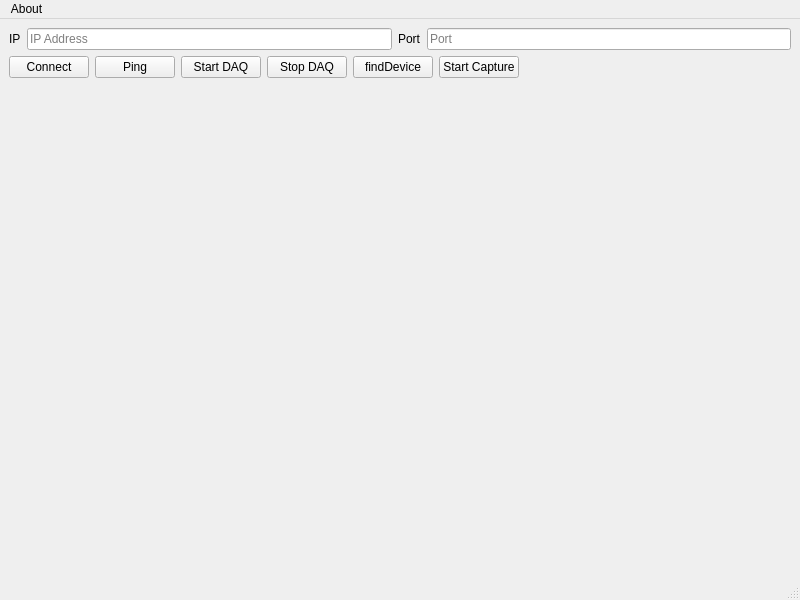
Old version of the form utils/DAQTools/layout.ui in the repository gbox3d/fireBolt.
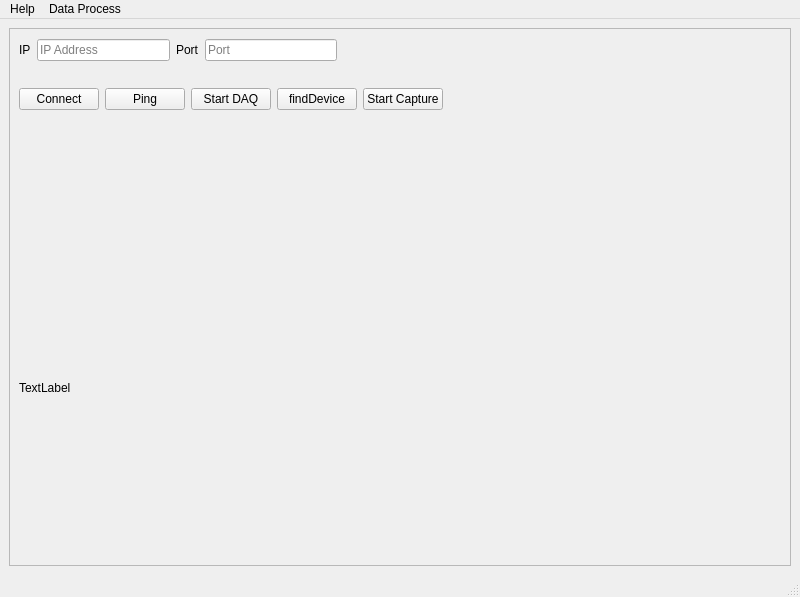
New version of the form.

Patch:
```diff
--- a/utils/DAQTools/layout.ui
+++ b/utils/DAQTools/layout.ui
@@ -7,7 +7,7 @@
     <x>0</x>
     <y>0</y>
     <width>800</width>
-    <height>600</height>
+    <height>597</height>
    </rect>
   </property>
   <property name="windowTitle">
@@ -16,7 +16,23 @@
   <widget class="QWidget" name="centralwidget">
    <layout class="QVBoxLayout" name="verticalLayout">
     <item>
-     <layout class="QHBoxLayout" name="horizontalLayout">
+     <widget class="QFrame" name="frame">
+      <property name="frameShape">
+       <enum>QFrame::StyledPanel</enum>
+      </property>
+      <property name="frameShadow">
+       <enum>QFrame::Raised</enum>
+      </property>
+      <widget class="QWidget" name="layoutWidget_2">
+       <property name="geometry">
+        <rect>
+         <x>10</x>
+         <y>10</y>
+         <width>318</width>
+         <height>24</height>
+        </rect>
+       </property>
+       <layout class="QHBoxLayout" name="AddressInputBar">
       <item>
        <widget class="QLabel" name="label">
         <property name="text">
@@ -46,9 +62,27 @@
        </widget>
       </item>
      </layout>
-    </item>
-    <item>
-     <layout class="QHBoxLayout" name="horizontalLayout_2">
+      </widget>
+      <widget class="QWidget" name="graphContainer" native="true">
+       <property name="geometry">
+        <rect>
+         <x>10</x>
+         <y>110</y>
+         <width>751</width>
+         <height>221</height>
+        </rect>
+       </property>
+      </widget>
+      <widget class="QWidget" name="layoutWidget">
+       <property name="geometry">
+        <rect>
+         <x>10</x>
+         <y>50</y>
+         <width>431</width>
+         <height>42</height>
+        </rect>
+       </property>
+       <layout class="QHBoxLayout" name="MenuBttonBar">
       <item>
        <widget class="QPushButton" name="btnConnect">
         <property name="text">
@@ -70,13 +104,6 @@
         </property>
        </widget>
       </item>
-      <item>
-       <widget class="QPushButton" name="btnStopDaq">
-        <property name="text">
-         <string>Stop DAQ</string>
-        </property>
-       </widget>
-      </item>
       <item>
        <widget class="QPushButton" name="btnFindDevice">
         <property name="text">
@@ -98,22 +125,33 @@
         </property>
         <property name="sizeHint" stdset="0">
          <size>
-          <width>40</width>
-          <height>20</height>
+            <width>20</width>
+            <height>40</height>
          </size>
         </property>
        </spacer>
       </item>
      </layout>
-    </item>
-    <item>
-     <widget class="QWidget" name="graphContainer" native="true">
+      </widget>
+      <widget class="QLabel" name="labelInfo">
+       <property name="geometry">
+        <rect>
+         <x>10</x>
+         <y>350</y>
+         <width>771</width>
+         <height>20</height>
+        </rect>
+       </property>
       <property name="sizePolicy">
-       <sizepolicy hsizetype="Expanding" vsizetype="Expanding">
+        <sizepolicy hsizetype="Preferred" vsizetype="Preferred">
         <horstretch>0</horstretch>
         <verstretch>0</verstretch>
        </sizepolicy>
       </property>
+       <property name="text">
+        <string>TextLabel</string>
+       </property>
+      </widget>
      </widget>
     </item>
    </layout>
@@ -124,15 +162,22 @@
      <x>0</x>
      <y>0</y>
      <width>800</width>
-     <height>43</height>
+     <height>22</height>
     </rect>
    </property>
-   <widget class="QMenu" name="menuAbout">
+   <widget class="QMenu" name="menuHelp">
     <property name="title">
-     <string>About</string>
+     <string>Help</string>
     </property>
    </widget>
-   <addaction name="menuAbout"/>
+   <widget class="QMenu" name="menuData_Process">
+    <property name="title">
+     <string>Data Process</string>
+    </property>
+    <addaction name="actionform1"/>
+   </widget>
+   <addaction name="menuHelp"/>
+   <addaction name="menuData_Process"/>
   </widget>
   <widget class="QStatusBar" name="statusbar"/>
  </widget>
```
Left out of the diff: 15 changed lines with no effect on the pictures. Lines whose indentation alone changed are shown as unchanged.
